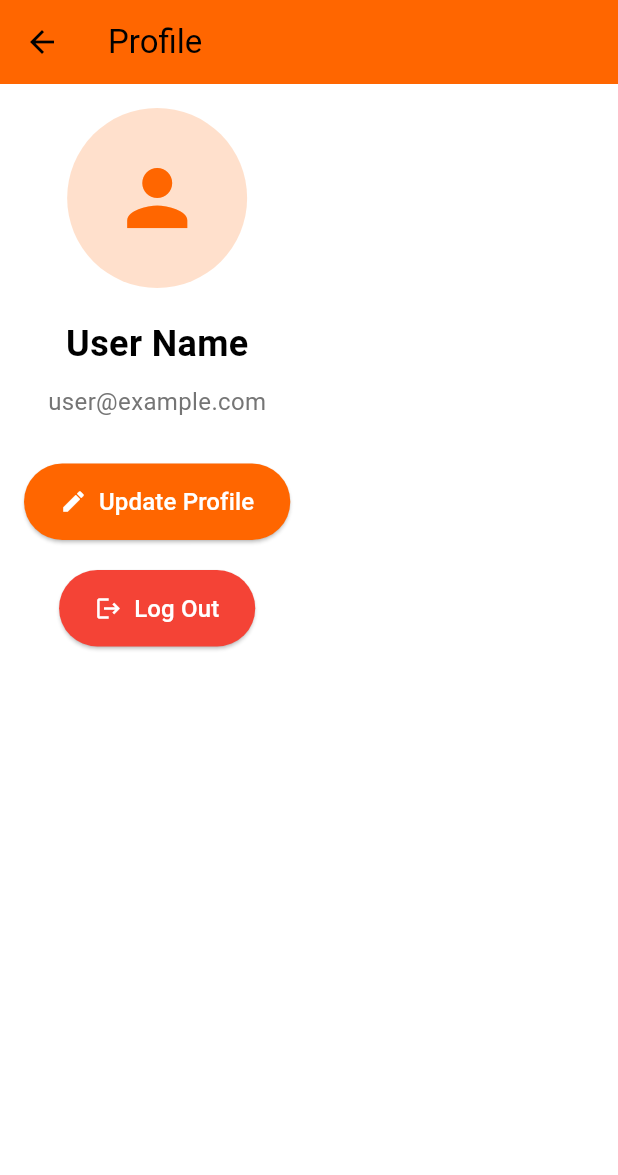
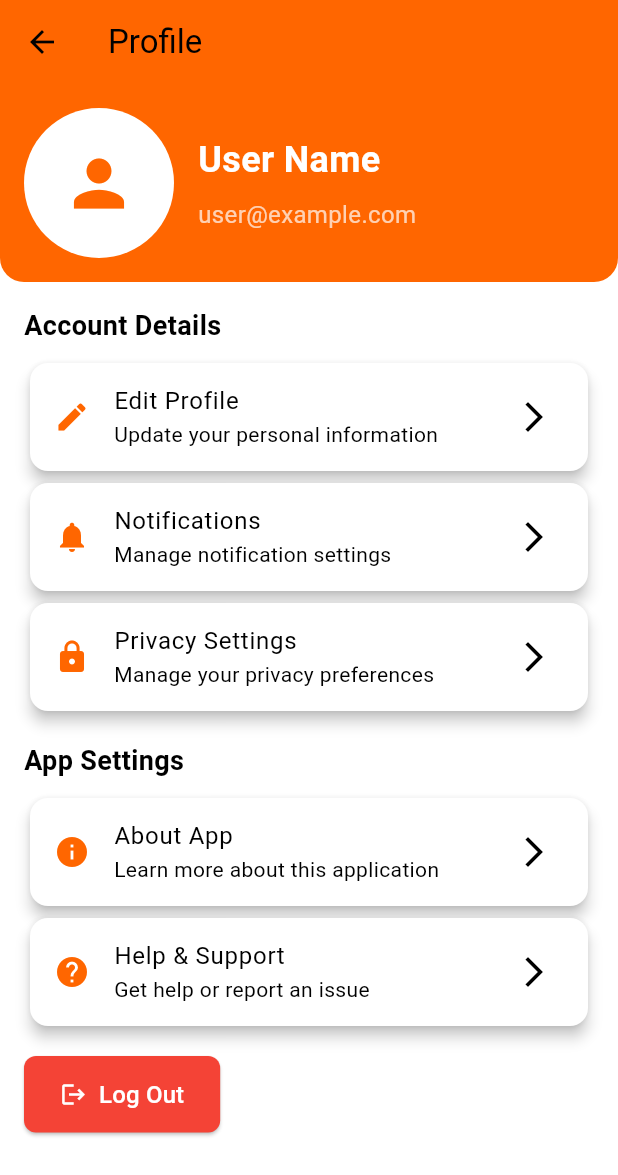
Before and after one commit to arunmopare/vetpro-partner-flutter, a Flutter app: the ProfilePage screen opened directly, on a phone screen of 412 x 824 dp. Shown: the top 1175 px of the screen. Run offline on Flutter 3.47's test engine with Material 3 defaults, Android fonts, the phone set to English and light mode, and no system bars; our stand-ins replace expandable, location, shared_preferences; missing offline and left inert: flutter_background, workmanager; accounts and stored records are empty.

Commit message:
Added UI Improvements as well as URL opening support

```diff
--- a/lib/Pages/add_visit_entry.dart
+++ b/lib/Pages/add_visit_entry.dart
@@ -1,5 +1,6 @@
 import 'package:flutter/material.dart';
 import 'package:http/http.dart' as http;
+import 'package:location/location.dart';
 import 'package:shared_preferences/shared_preferences.dart';
 import 'dart:convert';
 
@@ -23,6 +24,23 @@ class _AddVisitEntryPageState extends State<AddVisitEntryPage> {
         _isSubmitting = true;
       });
 
+      // Get Location
+      Location location = Location();
+
+      bool serviceEnabled = await location.serviceEnabled();
+      if (!serviceEnabled) {
+        serviceEnabled = await location.requestService();
+        if (!serviceEnabled) return;
+      }
+
+      PermissionStatus permissionGranted = await location.hasPermission();
+      if (permissionGranted == PermissionStatus.denied) {
+        permissionGranted = await location.requestPermission();
+        if (permissionGranted != PermissionStatus.granted) return;
+      }
+
+      LocationData locationData = await location.getLocation();
+
       final siteName = _siteNameController.text;
       final siteLocation = _siteLocationController.text;
       final notes = _notesController.text;
@@ -42,6 +60,8 @@ class _AddVisitEntryPageState extends State<AddVisitEntryPage> {
             'siteName': siteName,
             'siteLocation': siteLocation,
             'notes': notes,
+            'latitude': locationData.latitude,
+            'longitude': locationData.longitude,
           }),
         );
 
--- a/lib/Pages/home_page.dart
+++ b/lib/Pages/home_page.dart
@@ -1,6 +1,7 @@
 import 'dart:async';
 import 'package:flutter/material.dart';
 import 'package:provider/provider.dart';
+import 'package:url_launcher/url_launcher.dart'; // Import url_launcher
 import 'package:vetpro/Pages/profile_page.dart';
 import 'package:vetpro/State/vet_pro_state.dart';
 import 'add_visit_entry.dart';
@@ -58,6 +59,17 @@ class _VetProHomeState extends State<VetProHome> {
 class HomePage extends StatelessWidget {
   const HomePage({super.key});
 
+  Future<void> _launchSupportURL() async {
+    var uri = Uri.https('www.linkedin.com', '/in/arun-mopare');
+    await launchUrl(uri);
+
+    /// print(uri); // https://example.org/path?q=dart
+    if (await canLaunchUrl(uri)) {
+    } else {
+      throw 'Could not launch URL';
+    }
+  }
+
   @override
   Widget build(BuildContext context) {
     final state = Provider.of<VetProState>(context);
@@ -89,7 +101,9 @@ class HomePage extends StatelessWidget {
                   SizedBox(height: 8.0),
                   Text(
                     'Your one-stop solution for managing veterinary visits and client interactions.',
-                      style: TextStyle(fontSize: 16.0, color: const Color.fromARGB(179, 0, 0, 0)),
+                    style: TextStyle(
+                        fontSize: 16.0,
+                        color: const Color.fromARGB(179, 0, 0, 0)),
                   ),
                 ],
               ),
@@ -143,6 +157,11 @@ class HomePage extends StatelessWidget {
                                 builder: (context) => ProfilePage()),
                           );
                         },
+                      ),
+                      _quickActionCard(
+                        icon: Icons.support_agent,
+                        title: 'Contact Support',
+                        onTap: _launchSupportURL,
                       ),
                     ],
                   ),
@@ -204,7 +223,8 @@ class HomePage extends StatelessWidget {
             ),
           ],
         ),
-        ));
+      ),
+    );
   }
 
   Widget _quickActionCard({
--- a/lib/Pages/profile_page.dart
+++ b/lib/Pages/profile_page.dart
@@ -15,38 +15,63 @@ class ProfilePage extends StatelessWidget {
         backgroundColor: Theme.of(context).primaryColor,
       ),
       body: SingleChildScrollView(
-        child: Padding(
-          padding: const EdgeInsets.all(16.0),
         child: Column(
-            crossAxisAlignment: CrossAxisAlignment.center,
+          crossAxisAlignment: CrossAxisAlignment.start,
           children: [
-              // Profile Picture Section
+            // Profile Header
+            Container(
+              padding: EdgeInsets.all(16.0),
+              decoration: BoxDecoration(
+                color: Theme.of(context).primaryColor,
+                borderRadius: BorderRadius.vertical(bottom: Radius.circular(16.0)),
+              ),
+              child: Row(
+                children: [
                   CircleAvatar(
-                radius: 60,
-                backgroundColor: Theme.of(context).primaryColor.withOpacity(0.2),
-                child: Icon(Icons.person, size: 60, color: Theme.of(context).primaryColor),
+                    radius: 50,
+                    backgroundColor: Colors.white,
+                    child: Icon(Icons.person, size: 50, color: Theme.of(context).primaryColor),
                   ),
-              SizedBox(height: 20),
-              // User Name
+                  SizedBox(width: 16.0),
+                  Expanded(
+                    child: Column(
+                      crossAxisAlignment: CrossAxisAlignment.start,
+                      children: [
                         Text(
                           state.userName,
-                style: TextStyle(fontSize: 24, fontWeight: FontWeight.bold),
+                          style: TextStyle(fontSize: 24, fontWeight: FontWeight.bold, color: Colors.white),
                         ),
-              SizedBox(height: 10),
-              // User Email
+                        SizedBox(height: 8.0),
                         Text(
                           state.userEmail,
-                style: TextStyle(fontSize: 16, color: Colors.grey[600]),
+                          style: TextStyle(fontSize: 16, color: Colors.white70),
                         ),
-              SizedBox(height: 30),
-              // Update Profile Button
-              ElevatedButton.icon(
-                style: ElevatedButton.styleFrom(
-                  backgroundColor: Theme.of(context).primaryColor,
-                  padding: EdgeInsets.symmetric(horizontal: 24, vertical: 14),
+                      ],
                     ),
-                onPressed: () {
-                  // Update user profile (for now, use dummy data)
+                  ),
+                ],
+              ),
+            ),
+            SizedBox(height: 16.0),
+            // Account Details Section
+            Padding(
+              padding: const EdgeInsets.symmetric(horizontal: 16.0),
+              child: Column(
+                crossAxisAlignment: CrossAxisAlignment.start,
+                children: [
+                  Text(
+                    'Account Details',
+                    style: TextStyle(fontSize: 18, fontWeight: FontWeight.bold),
+                  ),
+                  SizedBox(height: 8.0),
+                  Card(
+                    elevation: 4.0,
+                    child: ListTile(
+                      leading: Icon(Icons.edit, color: Theme.of(context).primaryColor),
+                      title: Text('Edit Profile'),
+                      subtitle: Text('Update your personal information'),
+                      trailing: Icon(Icons.arrow_forward_ios),
+                      onTap: () {
                         state.updateUserProfile("New Name", "newemail@example.com");
                         ScaffoldMessenger.of(context).showSnackBar(
                           SnackBar(
@@ -55,22 +80,88 @@ class ProfilePage extends StatelessWidget {
                           ),
                         );
                       },
-                icon: Icon(Icons.edit, color: Colors.white),
-                label: Text(
-                  "Update Profile",
-                  style: TextStyle(fontSize: 16, color: Colors.white),
                     ),
                   ),
-              SizedBox(height: 20),
-              // Logout Button
-              ElevatedButton.icon(
+                  Card(
+                    elevation: 4.0,
+                    child: ListTile(
+                      leading: Icon(Icons.notifications, color: Theme.of(context).primaryColor),
+                      title: Text('Notifications'),
+                      subtitle: Text('Manage notification settings'),
+                      trailing: Icon(Icons.arrow_forward_ios),
+                      onTap: () {
+                        // Add functionality for managing notifications
+                      },
+                    ),
+                  ),
+                  Card(
+                    elevation: 4.0,
+                    child: ListTile(
+                      leading: Icon(Icons.lock, color: Theme.of(context).primaryColor),
+                      title: Text('Privacy Settings'),
+                      subtitle: Text('Manage your privacy preferences'),
+                      trailing: Icon(Icons.arrow_forward_ios),
+                      onTap: () {
+                        // Add functionality for managing privacy settings
+                      },
+                    ),
+                  ),
+                ],
+              ),
+            ),
+            SizedBox(height: 16.0),
+            // App Settings Section
+            Padding(
+              padding: const EdgeInsets.symmetric(horizontal: 16.0),
+              child: Column(
+                crossAxisAlignment: CrossAxisAlignment.start,
+                children: [
+                  Text(
+                    'App Settings',
+                    style: TextStyle(fontSize: 18, fontWeight: FontWeight.bold),
+                  ),
+                  SizedBox(height: 8.0),
+                  Card(
+                    elevation: 4.0,
+                    child: ListTile(
+                      leading: Icon(Icons.info, color: Theme.of(context).primaryColor),
+                      title: Text('About App'),
+                      subtitle: Text('Learn more about this application'),
+                      trailing: Icon(Icons.arrow_forward_ios),
+                      onTap: () {
+                        // Add functionality for "About App"
+                      },
+                    ),
+                  ),
+                  Card(
+                    elevation: 4.0,
+                    child: ListTile(
+                      leading: Icon(Icons.help, color: Theme.of(context).primaryColor),
+                      title: Text('Help & Support'),
+                      subtitle: Text('Get help or report an issue'),
+                      trailing: Icon(Icons.arrow_forward_ios),
+                      onTap: () {
+                        // Add functionality for "Help & Support"
+                      },
+                    ),
+                  ),
+                ],
+              ),
+            ),
+            SizedBox(height: 16.0),
+            // Logout Section
+            Padding(
+              padding: const EdgeInsets.symmetric(horizontal: 16.0),
+              child: ElevatedButton.icon(
                 style: ElevatedButton.styleFrom(
                   backgroundColor: Colors.red,
                   padding: EdgeInsets.symmetric(horizontal: 24, vertical: 14),
+                  shape: RoundedRectangleBorder(
+                    borderRadius: BorderRadius.circular(8.0),
+                  ),
                 ),
                 onPressed: () {
                   // Log out logic
-                  // state.logOut();
                   state.logout();
                   Navigator.of(context).pushReplacementNamed('/login');
                 },
@@ -80,8 +171,9 @@ class ProfilePage extends StatelessWidget {
                   style: TextStyle(fontSize: 16, color: Colors.white),
                 ),
               ),
+            ),
+            SizedBox(height: 16.0),
           ],
-          ),
         ),
       ),
     );
--- a/lib/main.dart
+++ b/lib/main.dart
@@ -12,7 +12,6 @@ import 'package:vetpro/Pages/visit_entry_list.dart';
 import 'package:vetpro/Widgets/auth-guard.dart';
 import 'package:workmanager/workmanager.dart';
 import 'Pages/home_page.dart';
-import 'Pages/profile_page.dart';
 import 'State/vet_pro_state.dart';
 
 void main() {
--- a/pubspec.yaml
+++ b/pubspec.yaml
@@ -41,6 +41,7 @@ dependencies:
   flutter_background: ^1.3.0+1
   flutter_foreground_task: ^8.17.0
   expandable: ^5.0.1
+  url_launcher: ^6.1.7
 
 dev_dependencies:
   flutter_test:
```
Also changed, not shown: pubspec.lock, 5 other files. Lines whose indentation alone changed are shown as unchanged.
